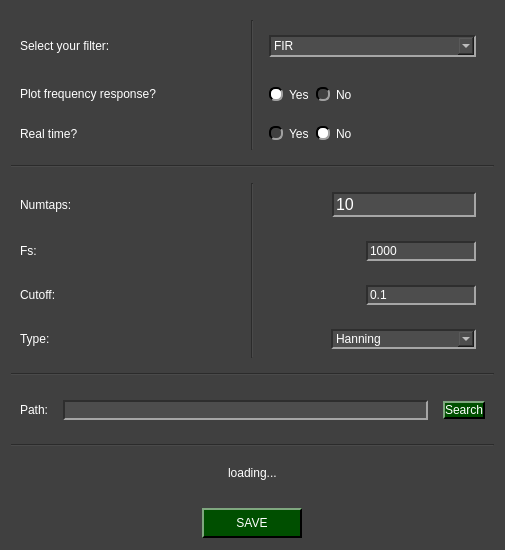
Before: the Qt Designer form pydaq/uis/PYDAQ_Digital_filterss_NIDAQ_widget.ui in viniciusfs14/pydaq, drawn with Qt 5.
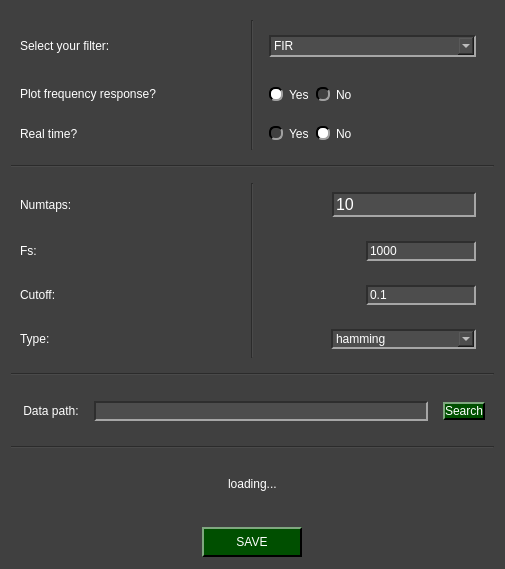
After: the same form once the commit is applied. Icons and pictures are not drawn.

```diff
--- a/pydaq/uis/PYDAQ_Digital_filterss_NIDAQ_widget.ui
+++ b/pydaq/uis/PYDAQ_Digital_filterss_NIDAQ_widget.ui
@@ -7,7 +7,7 @@
     <x>0</x>
     <y>0</y>
     <width>501</width>
-    <height>550</height>
+    <height>569</height>
    </rect>
   </property>
   <property name="windowTitle">
@@ -298,14 +298,7 @@
    <item row="7" column="0">
     <widget class="QWidget" name="path_widget" native="true">
      <layout class="QGridLayout" name="gridLayout_11">
-      <item row="0" column="0">
-       <widget class="QLabel" name="label_9">
-        <property name="text">
-         <string>Path:</string>
-        </property>
-       </widget>
-      </item>
-      <item row="0" column="1">
+      <item row="0" column="2">
        <widget class="QWidget" name="widget_9" native="true">
         <layout class="QGridLayout" name="gridLayout_12">
          <item row="0" column="0">
@@ -314,13 +307,26 @@
         </layout>
        </widget>
       </item>
-      <item row="0" column="2">
+      <item row="0" column="3">
        <widget class="QPushButton" name="search_button">
         <property name="text">
          <string>Search</string>
         </property>
        </widget>
       </item>
+      <item row="0" column="0">
+       <widget class="QLabel" name="label_9">
+        <property name="toolTip">
+         <string>&lt;html&gt;&lt;head/&gt;&lt;body&gt;&lt;p&gt;&lt;span style=&quot; font-style:italic;&quot;&gt;Please, select the path that contains time and data files&lt;/span&gt;&lt;/p&gt;&lt;/body&gt;&lt;/html&gt;</string>
+        </property>
+        <property name="whatsThis">
+         <string>&lt;html&gt;&lt;head/&gt;&lt;body&gt;&lt;p&gt;Chosee&lt;/p&gt;&lt;/body&gt;&lt;/html&gt;</string>
+        </property>
+        <property name="text">
+         <string> Data path:</string>
+        </property>
+       </widget>
+      </item>
      </layout>
     </widget>
    </item>
@@ -537,7 +543,7 @@
            </property>
            <item>
             <property name="text">
-             <string>Hanning</string>
+             <string>hamming</string>
             </property>
            </item>
            <item>
```
Left out of the diff: 2 changed lines with no effect on the pictures.
